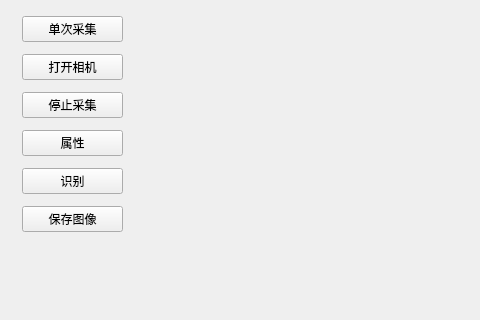
First picture: the form in UI/mainwindow.ui, repository lexxxx-cmd/MailParser, before the edit; both pictures show x 718 to 1198 and y 0 to 320 of the 1198 by 712 pixel window.
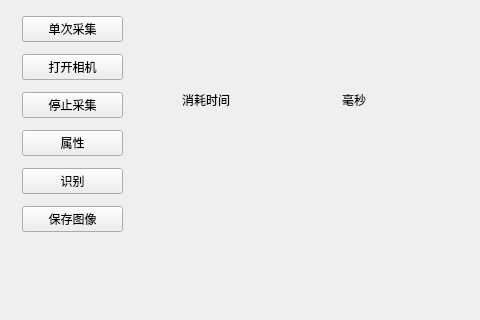
Second picture: the form after the edit.

The edit to the form file:
```diff
--- a/UI/mainwindow.ui
+++ b/UI/mainwindow.ui
@@ -172,6 +172,32 @@
      </property>
     </widget>
    </widget>
+   <widget class="QLabel" name="label_6">
+    <property name="geometry">
+     <rect>
+      <x>900</x>
+      <y>90</y>
+      <width>161</width>
+      <height>19</height>
+     </rect>
+    </property>
+    <property name="text">
+     <string>消耗时间</string>
+    </property>
+   </widget>
+   <widget class="QLabel" name="label_4">
+    <property name="geometry">
+     <rect>
+      <x>1060</x>
+      <y>90</y>
+      <width>69</width>
+      <height>19</height>
+     </rect>
+    </property>
+    <property name="text">
+     <string>毫秒</string>
+    </property>
+   </widget>
   </widget>
   <widget class="QMenuBar" name="menubar">
    <property name="geometry">
```
